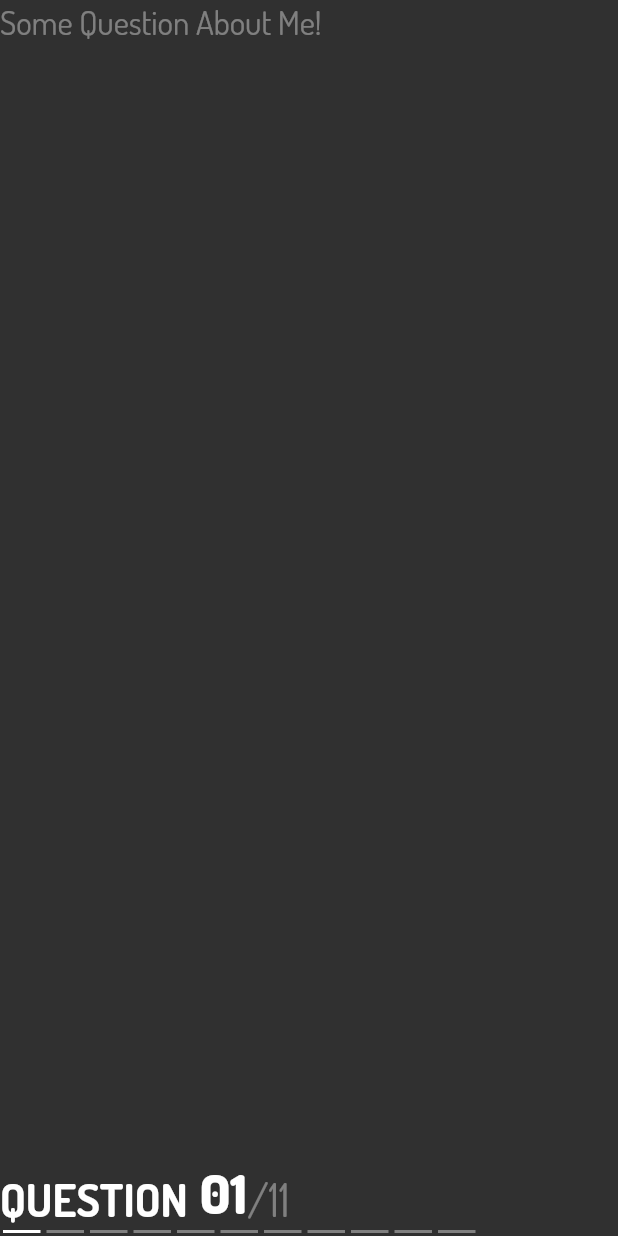
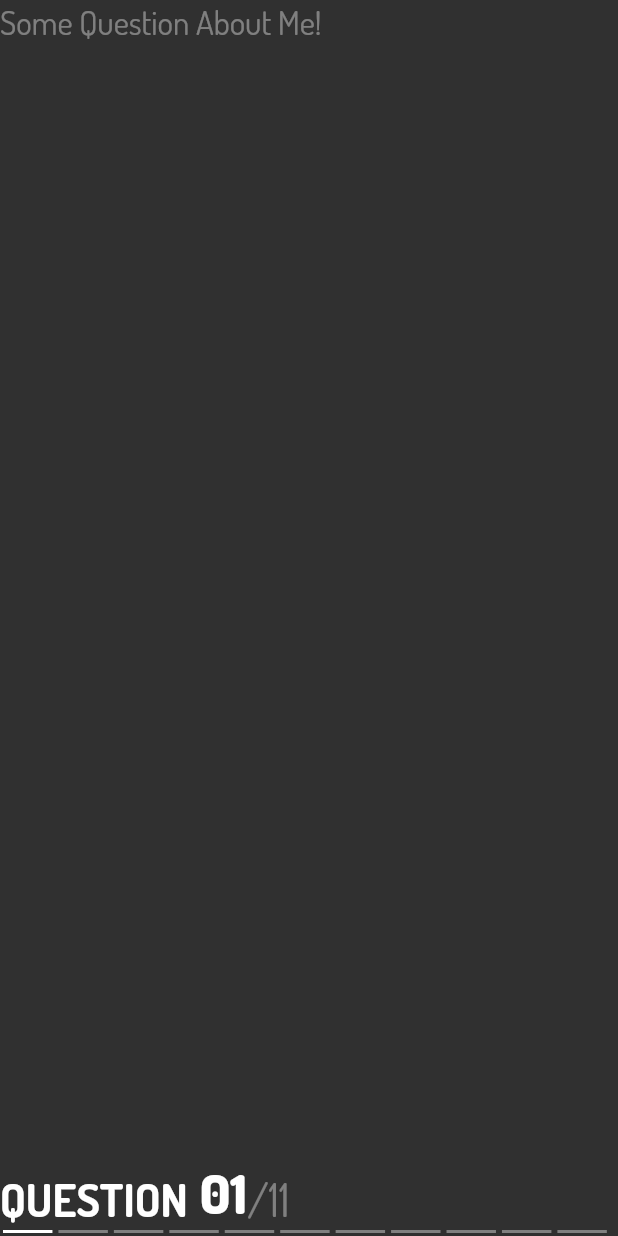
Before and after one commit to mohamedhaloka/quiz_app, a Flutter app: the QuizHeader widget shown alone on an empty page, opened directly with empty values, on a phone screen of 412 x 824 dp. Run offline on Flutter 3.47's test engine with Material 2 defaults, Android fonts, the phone set to English and light mode, and no system bars.

Commit message:
manitine the width of question tracker

```diff
--- a/lib/quiz_details.dart
+++ b/lib/quiz_details.dart
@@ -1,7 +1,7 @@
 class Quiz {
   static Map quizs = {
     'What is your name?': 'Mohamed Nasr',
-    'What is your age?': '19',
+    'What is your age?': '19 و 7 شهور',
     'What is your address?': 'Mogam3 Elmahakem',
     'What is your Collage?': 'FCIS',
     'What is your Country?': 'Egypt',
@@ -19,16 +19,18 @@ class Quiz {
   List<List> answers = [
     [
       'Mohamed Nasr',
-      'Ahmed Haloka',
+      'Mohamed Haloka',
     ],
     [
-      '20',
       '19',
+      '19 و 7 شهور',
       '18',
     ],
     [
+      '10 street',
+      'Gdela',
       'Mogam3 Elmahakem',
-      '10 street',
+      'El m4aya',
     ],
     [
       'FCIS',
@@ -42,13 +44,15 @@ class Quiz {
       'Algeria',
     ],
     [
+      'Alexandria',
+      'Cairo',
       'Mansoura',
-      'Alexandria',
+      'Fayoum'
     ],
     [
-      'Nasr',
       'Eslam',
       'Mahmoud',
+      'Nasr',
     ],
     [
       'Haloka',
--- a/lib/views/home/quiz_header.dart
+++ b/lib/views/home/quiz_header.dart
@@ -64,7 +64,7 @@ class QuizHeader extends StatelessWidget {
     return ListView.builder(
       scrollDirection: Axis.horizontal,
       itemBuilder: (context, index) => Container(
-        width: 25,
+        width: customWidth(context, 0.04),
         height: 5,
         margin: EdgeInsets.all(2),
         color: colorAnswer
```
